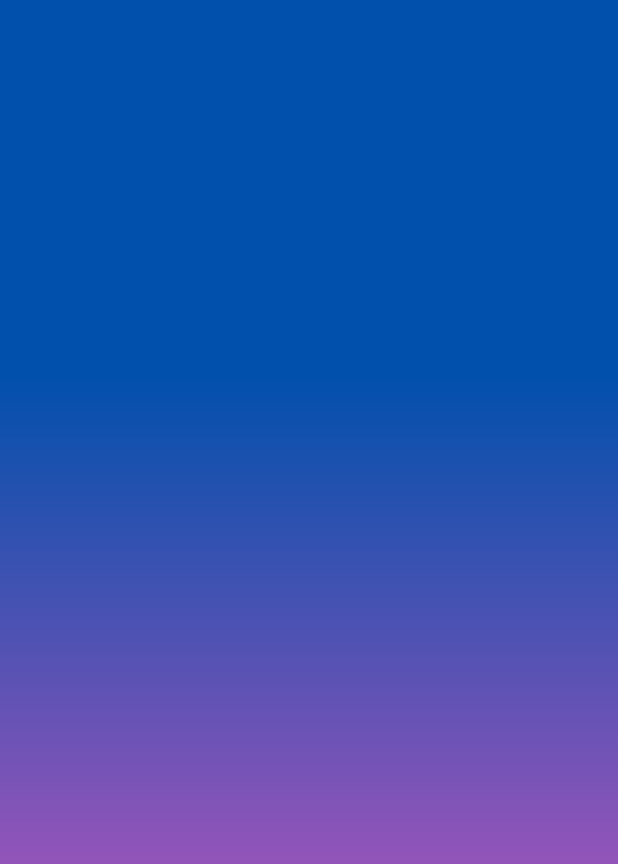
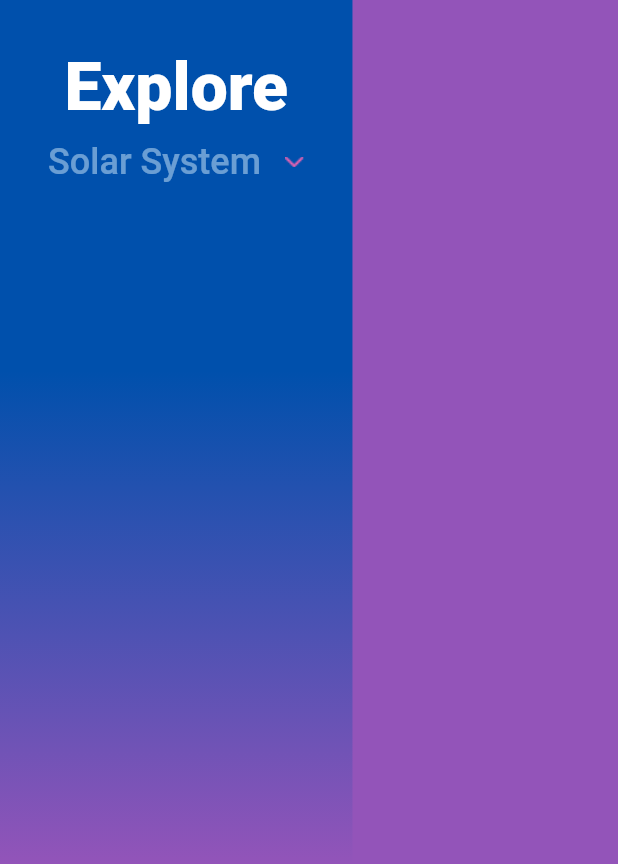
Before and after one commit to khadetou/flutter_universe, a Flutter app: the screen it shows after launch, on a phone screen of 412 x 824 dp. Shown: the top 864 px of the screen. Run offline on Flutter 3.47's test engine with Material 2 defaults, Android fonts, the phone set to English and light mode, and no system bars; Roboto replaces fonts that are missing (Avenir).

Commit message:
homepage desing

```diff
--- a/lib/home_page.dart
+++ b/lib/home_page.dart
@@ -23,6 +23,51 @@ class _HomePageState extends State<HomePage> {
             stops: const [0.3, 0.7],
           ),
         ),
+        child: SafeArea(
+          child: Column(
+            crossAxisAlignment: CrossAxisAlignment.start,
+            children: <Widget>[
+              Padding(
+                padding: const EdgeInsets.all(32.0),
+                child: Column(
+                  children: <Widget>[
+                    const Text(
+                      "Explore",
+                      style: TextStyle(
+                        fontFamily: "Avenir",
+                        fontSize: 44,
+                        color: Color(0xFFFFFFFF),
+                        fontWeight: FontWeight.w900,
+                      ),
+                      textAlign: TextAlign.left,
+                    ),
+                    DropdownButton(
+                      items: const [
+                        DropdownMenuItem(
+                          child: Text(
+                            "Solar System",
+                            style: TextStyle(
+                                fontFamily: "Avenir",
+                                fontSize: 24,
+                                color: Color(0x7cdbf1ff),
+                                fontWeight: FontWeight.w500),
+                            textAlign: TextAlign.left,
+                          ),
+                        ),
+                      ],
+                      onChanged: null,
+                      icon: Padding(
+                        padding: const EdgeInsets.only(left: 16.0),
+                        child: Image.asset('assets/drop_down_icon.png'),
+                      ),
+                      underline: const SizedBox(),
+                    )
+                  ],
+                ),
+              ),
+            ],
+          ),
+        ),
       ),
     );
   }
```
Also changed, not shown: pubspec.yaml (+4 -10 lines), pubspec.lock.
